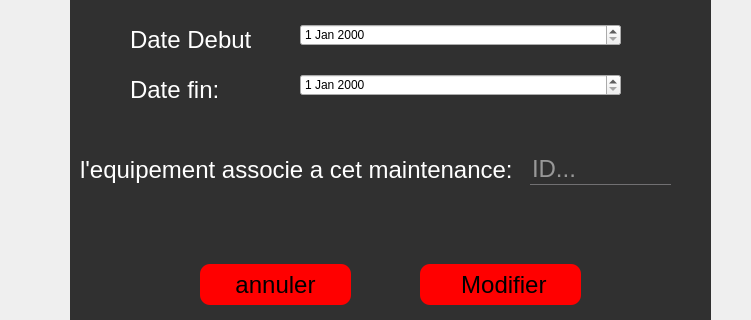
Old version of the form gestionequipement.ui in the repository nefissaKhiari/Smart_Plolice_Station; both pictures show x 220 to 971 and y 336 to 656 of the 1250 by 750 pixel window.
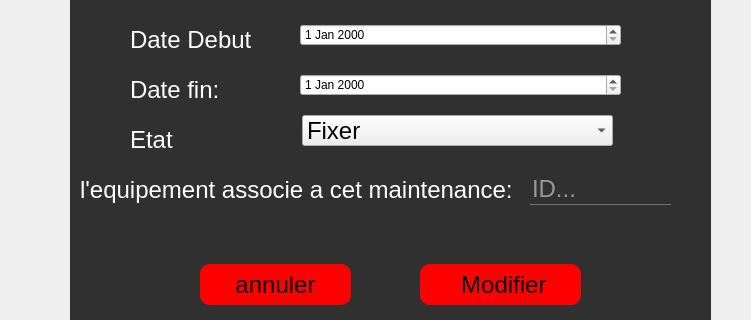
New version of the form. The open tabs and pages were chosen to show the change. Icons and pictures are not drawn.

Commit message: update notification la notification s'affiche si l'etat est modifier

Diff of the .ui file:
```diff
--- a/gestionequipement.ui
+++ b/gestionequipement.ui
@@ -2187,7 +2187,7 @@
        <property name="geometry">
         <rect>
          <x>10</x>
-         <y>390</y>
+         <y>410</y>
          <width>441</width>
          <height>31</height>
         </rect>
@@ -2206,7 +2206,7 @@
        <property name="geometry">
         <rect>
          <x>460</x>
-         <y>390</y>
+         <y>410</y>
          <width>141</width>
          <height>31</height>
         </rect>
@@ -2255,6 +2255,42 @@
         </rect>
        </property>
       </widget>
+      <widget class="QLabel" name="L_MLocalAffaire_2">
+       <property name="geometry">
+        <rect>
+         <x>60</x>
+         <y>360</y>
+         <width>151</width>
+         <height>31</height>
+        </rect>
+       </property>
+       <property name="styleSheet">
+        <string notr="true">background: transparent;</string>
+       </property>
+       <property name="text">
+        <string>Etat</string>
+       </property>
+      </widget>
+      <widget class="QComboBox" name="CB_MEtat">
+       <property name="geometry">
+        <rect>
+         <x>232</x>
+         <y>351</y>
+         <width>311</width>
+         <height>31</height>
+        </rect>
+       </property>
+       <item>
+        <property name="text">
+         <string>Fixer</string>
+        </property>
+       </item>
+       <item>
+        <property name="text">
+         <string>Non fixer</string>
+        </property>
+       </item>
+      </widget>
      </widget>
      <widget class="QToolButton" name="toolButton_10">
       <property name="geometry">
```
Left out of the diff: 20 changed lines with no effect on the pictures. The commit also changes 5 other files.
